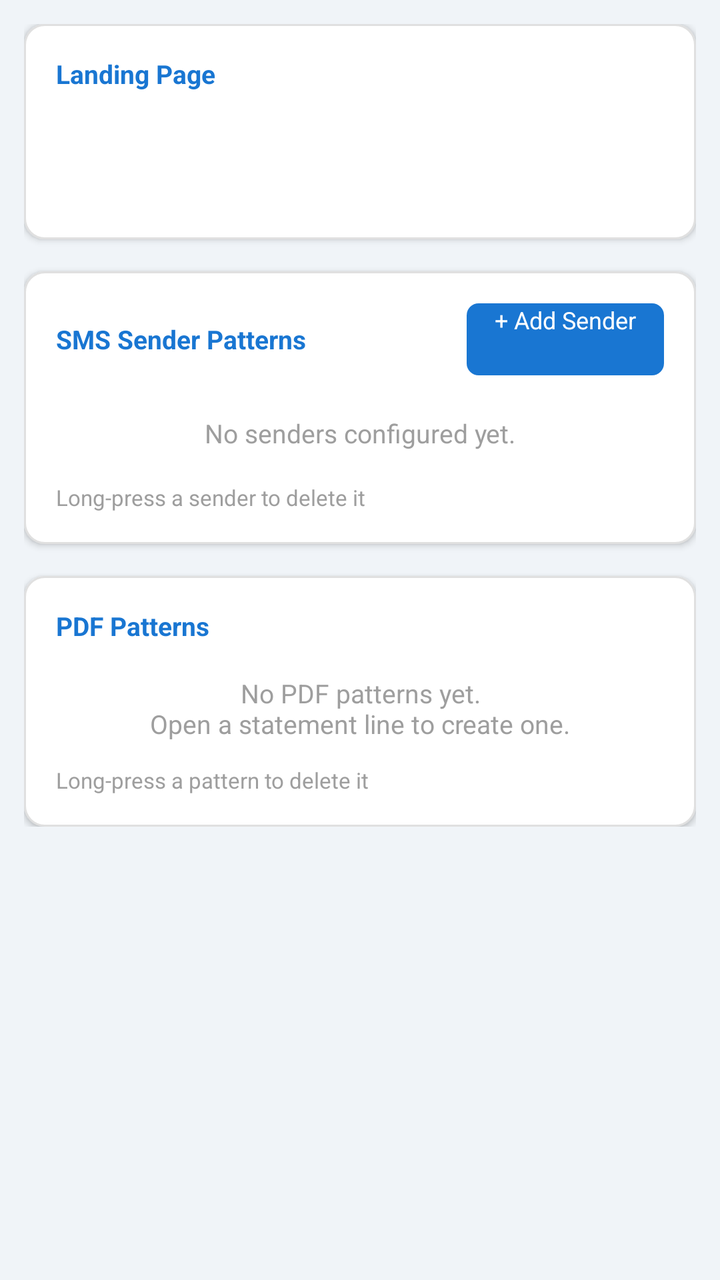
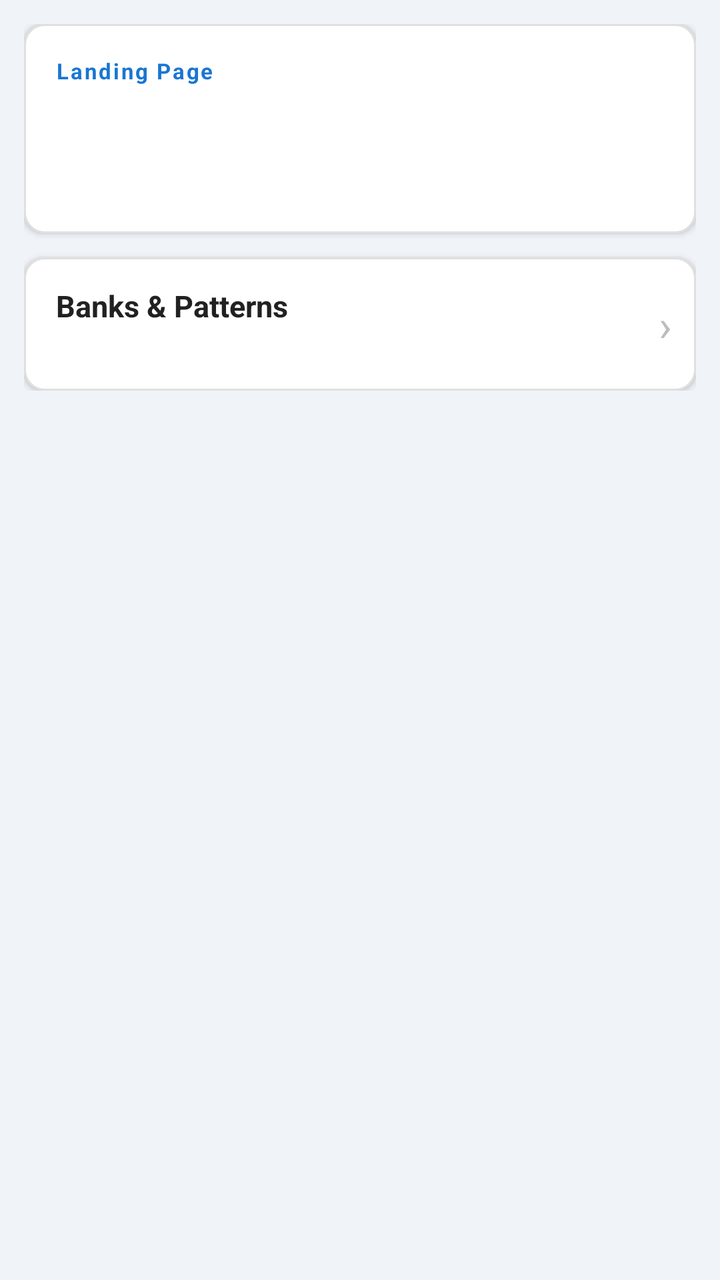

Screens rendered from an Android XML layout before and after an edit, with the pre-edit source and the edit as a unified diff.
<!-- AndroidManifest.xml: application theme android:Theme.Material.Light.DarkActionBar -->
<!-- res/layout/activity_settings.xml -->
<?xml version="1.0" encoding="utf-8"?>
<ScrollView xmlns:android="http://schemas.android.com/apk/res/android"
    android:layout_width="match_parent"
    android:layout_height="match_parent"
    android:background="#F0F4F8">

    <LinearLayout
        android:layout_width="match_parent"
        android:layout_height="wrap_content"
        android:orientation="vertical"
        android:paddingLeft="12dp"
        android:paddingRight="12dp"
        android:paddingTop="12dp"
        android:paddingBottom="24dp">

        
        <LinearLayout
            android:layout_width="match_parent"
            android:layout_height="wrap_content"
            android:orientation="vertical"
            android:background="@drawable/bg_card"
            android:elevation="2dp"
            android:padding="16dp"
            android:layout_marginBottom="16dp">

            <TextView
                android:layout_width="match_parent"
                android:layout_height="wrap_content"
                android:text="@string/label_landing_page"
                android:textColor="#1976D2"
                android:textSize="13sp"
                android:textStyle="bold"
                android:layout_marginBottom="10dp" />

            <Spinner
                android:id="@+id/spinnerLanding"
                android:layout_width="match_parent"
                android:layout_height="48dp" />

        </LinearLayout>

        
        <LinearLayout
            android:layout_width="match_parent"
            android:layout_height="wrap_content"
            android:orientation="vertical"
            android:background="@drawable/bg_card"
            android:elevation="2dp"
            android:padding="16dp">

            <LinearLayout
                android:layout_width="match_parent"
                android:layout_height="wrap_content"
                android:orientation="horizontal"
                android:gravity="center_vertical"
                android:layout_marginBottom="12dp">

                <TextView
                    android:layout_width="0dp"
                    android:layout_height="wrap_content"
                    android:layout_weight="1"
                    android:text="@string/label_sms_senders"
                    android:textColor="#1976D2"
                    android:textSize="13sp"
                    android:textStyle="bold" />

                <Button
                    android:id="@+id/btnAddSender"
                    android:layout_width="wrap_content"
                    android:layout_height="36dp"
                    android:text="@string/btn_add_sender"
                    android:textColor="#FFFFFF"
                    android:textSize="12sp"
                    android:paddingLeft="14dp"
                    android:paddingRight="14dp"
                    android:background="@drawable/bg_button_primary" />

            </LinearLayout>

            <TextView
                android:id="@+id/tvNoSenders"
                android:layout_width="match_parent"
                android:layout_height="wrap_content"
                android:text="@string/empty_senders"
                android:textColor="#9E9E9E"
                android:textSize="13sp"
                android:gravity="center"
                android:paddingTop="8dp"
                android:paddingBottom="8dp"
                android:visibility="visible" />

            <LinearLayout
                android:id="@+id/containerSenders"
                android:layout_width="match_parent"
                android:layout_height="wrap_content"
                android:orientation="vertical"
                android:visibility="gone" />

            <TextView
                android:layout_width="match_parent"
                android:layout_height="wrap_content"
                android:text="Long-press a sender to delete it"
                android:textColor="#9E9E9E"
                android:textSize="11sp"
                android:layout_marginTop="8dp" />

        </LinearLayout>

        
        <LinearLayout
            android:layout_width="match_parent"
            android:layout_height="wrap_content"
            android:orientation="vertical"
            android:background="@drawable/bg_card"
            android:elevation="2dp"
            android:padding="16dp"
            android:layout_marginTop="16dp">

            <TextView
                android:layout_width="match_parent"
                android:layout_height="wrap_content"
                android:text="@string/label_pdf_patterns"
                android:textColor="#1976D2"
                android:textSize="13sp"
                android:textStyle="bold"
                android:layout_marginBottom="12dp" />

            <TextView
                android:id="@+id/tvNoPdfPatterns"
                android:layout_width="match_parent"
                android:layout_height="wrap_content"
                android:text="@string/pdf_no_patterns"
                android:textColor="#9E9E9E"
                android:textSize="13sp"
                android:gravity="center"
                android:paddingTop="4dp"
                android:paddingBottom="4dp"
                android:visibility="visible" />

            <LinearLayout
                android:id="@+id/containerPdfPatterns"
                android:layout_width="match_parent"
                android:layout_height="wrap_content"
                android:orientation="vertical"
                android:visibility="gone" />

            <TextView
                android:layout_width="match_parent"
                android:layout_height="wrap_content"
                android:text="Long-press a pattern to delete it"
                android:textColor="#9E9E9E"
                android:textSize="11sp"
                android:layout_marginTop="8dp" />

        </LinearLayout>

    </LinearLayout>
</ScrollView>
<!-- resources referenced by this layout -->
<resources>
  <!-- drawable bg_button_primary (drawable) -->
  <?xml version="1.0" encoding="utf-8"?>
  <ripple xmlns:android="http://schemas.android.com/apk/res/android"
      android:color="#1565C0">
      <item>
          <shape android:shape="rectangle">
              <solid android:color="#1976D2" />
              <corners android:radius="6dp" />
          </shape>
      </item>
  </ripple>
  <!-- drawable bg_card (drawable) -->
  <?xml version="1.0" encoding="utf-8"?>
  <shape xmlns:android="http://schemas.android.com/apk/res/android"
      android:shape="rectangle">
      <solid android:color="#FFFFFF" />
      <corners android:radius="10dp" />
      <stroke android:width="1dp" android:color="#E0E0E0" />
  </shape>
  <string name="btn_add_sender">+ Add Sender</string>
  <string name="empty_senders">No senders configured yet.</string>
  <string name="label_landing_page">Landing Page</string>
  <string name="label_pdf_patterns">PDF Patterns</string>
  <string name="label_sms_senders">SMS Sender Patterns</string>
  <string name="pdf_no_patterns">No PDF patterns yet.\nOpen a statement line to create one.</string>
</resources>

<!-- the commit's change to res/layout/activity_settings.xml (unified diff, before → after) -->
@@ -21,15 +21,16 @@
             android:background="@drawable/bg_card"
             android:elevation="2dp"
             android:padding="16dp"
-            android:layout_marginBottom="16dp">
+            android:layout_marginBottom="12dp">
 
             <TextView
                 android:layout_width="match_parent"
                 android:layout_height="wrap_content"
                 android:text="@string/label_landing_page"
                 android:textColor="#1976D2"
-                android:textSize="13sp"
+                android:textSize="11sp"
                 android:textStyle="bold"
+                android:letterSpacing="0.08"
                 android:layout_marginBottom="10dp" />
 
             <Spinner
@@ -41,116 +42,49 @@
 
         
         <LinearLayout
+            android:id="@+id/rowBanks"
             android:layout_width="match_parent"
             android:layout_height="wrap_content"
-            android:orientation="vertical"
+            android:orientation="horizontal"
             android:background="@drawable/bg_card"
             android:elevation="2dp"
-            android:padding="16dp">
+            android:paddingLeft="16dp"
+            android:paddingRight="12dp"
+            android:paddingTop="14dp"
+            android:paddingBottom="14dp"
+            android:gravity="center_vertical">
 
             <LinearLayout
-                android:layout_width="match_parent"
+                android:layout_width="0dp"
                 android:layout_height="wrap_content"
-                android:orientation="horizontal"
-                android:gravity="center_vertical"
-                android:layout_marginBottom="12dp">
+                android:layout_weight="1"
+                android:orientation="vertical">
 
                 <TextView
-                    android:layout_width="0dp"
+                    android:layout_width="match_parent"
                     android:layout_height="wrap_content"
-                    android:layout_weight="1"
-                    android:text="@string/label_sms_senders"
-                    android:textColor="#1976D2"
-                    android:textSize="13sp"
+                    android:text="@string/label_banks_patterns"
+                    android:textColor="#212121"
+                    android:textSize="15sp"
                     android:textStyle="bold" />
 
-                <Button
-                    android:id="@+id/btnAddSender"
-                    android:layout_width="wrap_content"
-                    android:layout_height="36dp"
-                    android:text="@string/btn_add_sender"
-                    android:textColor="#FFFFFF"
-                    android:textSize="12sp"
-                    android:paddingLeft="14dp"
-                    android:paddingRight="14dp"
-                    android:background="@drawable/bg_button_primary" />
+                <TextView
+                    android:id="@+id/tvBanksCount"
+                    android:layout_width="match_parent"
+                    android:layout_height="wrap_content"
+                    android:layout_marginTop="2dp"
+                    android:textColor="#757575"
+                    android:textSize="12sp" />
 
             </LinearLayout>
 
             <TextView
-                android:id="@+id/tvNoSenders"
-                android:layout_width="match_parent"
+                android:layout_width="wrap_content"
                 android:layout_height="wrap_content"
-                android:text="@string/empty_senders"
-                android:textColor="#9E9E9E"
-                android:textSize="13sp"
-                android:gravity="center"
-                android:paddingTop="8dp"
-                android:paddingBottom="8dp"
-                android:visibility="visible" />
-
-            <LinearLayout
-                android:id="@+id/containerSenders"
-                android:layout_width="match_parent"
-                android:layout_height="wrap_content"
-                android:orientation="vertical"
-                android:visibility="gone" />
-
-            <TextView
-                android:layout_width="match_parent"
-                android:layout_height="wrap_content"
-                android:text="Long-press a sender to delete it"
-                android:textColor="#9E9E9E"
-                android:textSize="11sp"
-                android:layout_marginTop="8dp" />
-
-        </LinearLayout>
-
-        
-        <LinearLayout
-            android:layout_width="match_parent"
-            android:layout_height="wrap_content"
-            android:orientation="vertical"
-            android:background="@drawable/bg_card"
-            android:elevation="2dp"
-            android:padding="16dp"
-            android:layout_marginTop="16dp">
-
-            <TextView
-                android:layout_width="match_parent"
-                android:layout_height="wrap_content"
-                android:text="@string/label_pdf_patterns"
-                android:textColor="#1976D2"
-                android:textSize="13sp"
-                android:textStyle="bold"
-                android:layout_marginBottom="12dp" />
-
-            <TextView
-                android:id="@+id/tvNoPdfPatterns"
-                android:layout_width="match_parent"
-                android:layout_height="wrap_content"
-                android:text="@string/pdf_no_patterns"
-                android:textColor="#9E9E9E"
-                android:textSize="13sp"
-                android:gravity="center"
-                android:paddingTop="4dp"
-                android:paddingBottom="4dp"
-                android:visibility="visible" />
-
-            <LinearLayout
-                android:id="@+id/containerPdfPatterns"
-                android:layout_width="match_parent"
-                android:layout_height="wrap_content"
-                android:orientation="vertical"
-                android:visibility="gone" />
-
-            <TextView
-                android:layout_width="match_parent"
-                android:layout_height="wrap_content"
-                android:text="Long-press a pattern to delete it"
-                android:textColor="#9E9E9E"
-                android:textSize="11sp"
-                android:layout_marginTop="8dp" />
+                android:text="›"
+                android:textColor="#BDBDBD"
+                android:textSize="22sp"
+                android:paddingLeft="8dp" />
 
         </LinearLayout>
 
<!-- resource entries referenced after the edit -->
@@ -1,16 +1,5 @@
 <!-- resources referenced by this layout -->
 <resources>
-  <!-- drawable bg_button_primary (drawable) -->
-  <?xml version="1.0" encoding="utf-8"?>
-  <ripple xmlns:android="http://schemas.android.com/apk/res/android"
-      android:color="#1565C0">
-      <item>
-          <shape android:shape="rectangle">
-              <solid android:color="#1976D2" />
-              <corners android:radius="6dp" />
-          </shape>
-      </item>
-  </ripple>
   <!-- drawable bg_card (drawable) -->
   <?xml version="1.0" encoding="utf-8"?>
   <shape xmlns:android="http://schemas.android.com/apk/res/android"
@@ -19,11 +8,7 @@
       <corners android:radius="10dp" />
       <stroke android:width="1dp" android:color="#E0E0E0" />
   </shape>
-  <string name="btn_add_sender">+ Add Sender</string>
-  <string name="empty_senders">No senders configured yet.</string>
+  <string name="label_banks_patterns">Banks &amp; Patterns</string>
   <string name="label_landing_page">Landing Page</string>
-  <string name="label_pdf_patterns">PDF Patterns</string>
-  <string name="label_sms_senders">SMS Sender Patterns</string>
-  <string name="pdf_no_patterns">No PDF patterns yet.\nOpen a statement line to create one.</string>
 </resources>
 
